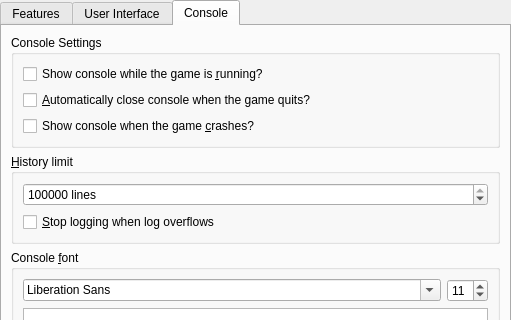
Qt form launcher/ui/pages/global/LauncherPage.ui (FreesmTeam/FreesmLauncher) before a commit; both pictures show x 0 to 511 and y 0 to 320 of the 511 by 629 pixel window.
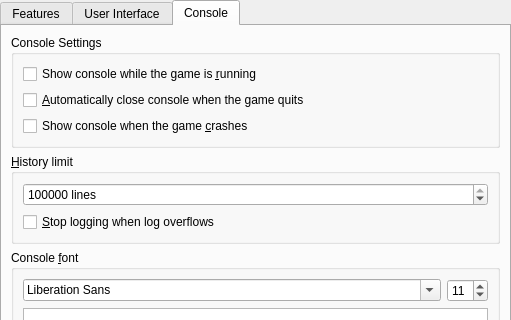
The same form after that commit. The open tabs and pages were chosen to show the change. Custom widgets are drawn as their Qt base class.

Commit message: Remove inconsistent/unneeded question marks in UI

```diff
--- a/launcher/ui/pages/global/LauncherPage.ui
+++ b/launcher/ui/pages/global/LauncherPage.ui
@@ -307,21 +307,21 @@
           <item>
            <widget class="QCheckBox" name="showConsoleCheck">
             <property name="text">
-             <string>Show console while the game is &amp;running?</string>
+             <string>Show console while the game is &amp;running</string>
             </property>
            </widget>
           </item>
           <item>
            <widget class="QCheckBox" name="autoCloseConsoleCheck">
             <property name="text">
-             <string>&amp;Automatically close console when the game quits?</string>
+             <string>&amp;Automatically close console when the game quits</string>
             </property>
            </widget>
           </item>
           <item>
            <widget class="QCheckBox" name="showConsoleErrorCheck">
             <property name="text">
-             <string>Show console when the game &amp;crashes?</string>
+             <string>Show console when the game &amp;crashes</string>
             </property>
            </widget>
           </item>
```
Left out of the diff: 2 changed lines with no effect on the pictures. The commit also changes 3 other files.
